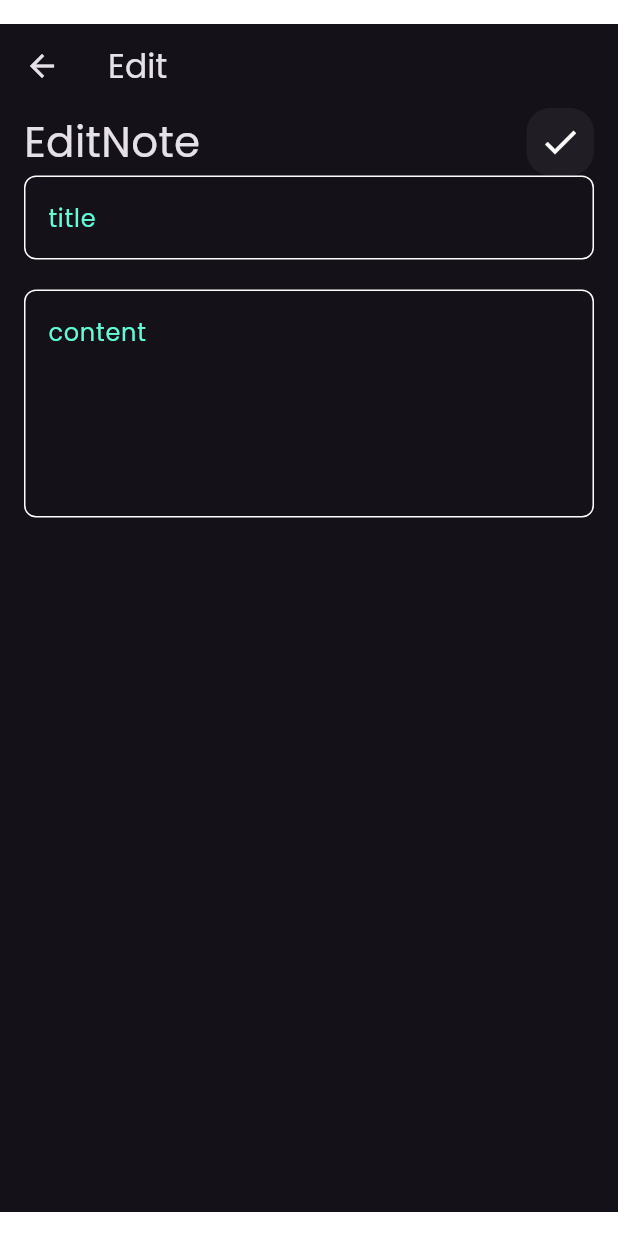
After one commit to mohamedzebib22/Note_App, a Flutter app: the screen it shows after launch, after a tap on "Flutter Tips", on a phone screen of 412 x 824 dp. The commit adds this screen. Run offline on Flutter 3.47's test engine with Material 3 defaults, Android fonts, the phone set to English and light mode, and no system bars.

Commit message:
Create Edit NoteView

```diff
--- a/lib/main.dart
+++ b/lib/main.dart
@@ -1,4 +1,5 @@
 import 'package:flutter/material.dart';
+import 'package:note_app/views/edit_notes.dart';
 import 'package:note_app/views/notes_view.dart';
 import 'package:note_app/views/widgets/notes_veiw_body.dart';
 
@@ -12,6 +13,12 @@ class NoteApp extends StatelessWidget {
   @override
   Widget build(BuildContext context) {
     return MaterialApp(
+      debugShowCheckedModeBanner: false,
+      routes: {
+        EditNotes.id : (context) => EditNotes(),
+        NotesView.id : (context) =>NotesView(),
+      },
+      initialRoute: NotesView.id,
 
       theme: ThemeData(
         brightness: Brightness.dark,
--- /dev/null
+++ b/lib/views/edit_notes.dart
@@ -0,0 +1,29 @@
+import 'package:flutter/material.dart';
+import 'package:note_app/views/widgets/custom_app_bar.dart';
+import 'package:note_app/views/widgets/custom_text_feild.dart';
+
+class EditNotes extends StatelessWidget {
+  const EditNotes({super.key});
+
+  static String id = 'EditNotes';
+  @override
+  Widget build(BuildContext context) {
+    return Padding(
+      padding: const EdgeInsets.symmetric(vertical: 16),
+      child: Scaffold(
+        appBar: AppBar(title: Text('Edit'),),
+        body:  Padding(
+          padding: const EdgeInsets.symmetric(horizontal: 16),
+          child: Column(
+          children: [
+            CustomAppBar(titleNote: 'EditNote' ,  searchIcon: Icons.check,),
+            CustomTextFeild(hint: 'title'),
+            SizedBox(height: 20,),
+            CustomTextFeild(hint: 'content' , maxLines: 5,),
+          ],
+                ),
+        ),
+      ),
+    );
+  }
+}
--- a/lib/views/notes_view.dart
+++ b/lib/views/notes_view.dart
@@ -5,6 +5,7 @@ import 'package:note_app/views/widgets/notes_veiw_body.dart';
 class NotesView extends StatelessWidget {
   const NotesView({super.key});
 
+  static String id = 'NotesView';
   @override
   Widget build(BuildContext context) {
     return Scaffold(
--- a/lib/views/widgets/custom_app_bar.dart
+++ b/lib/views/widgets/custom_app_bar.dart
@@ -3,15 +3,18 @@ import 'package:note_app/views/widgets/custom_search_icon.dart';
 import 'package:note_app/views/widgets/note_item.dart';
 
 class CustomAppBar extends StatelessWidget {
-  const CustomAppBar({super.key});
+  const CustomAppBar({super.key, required this.titleNote, required this.searchIcon});
 
+  final IconData searchIcon;
+  final String titleNote;
   @override
   Widget build(BuildContext context) {
-    return const Row (
+    return  Row (
       children:  [
-        Text('Notes' , style: TextStyle(fontSize: 28),),
+        Text(titleNote ,
+        style: TextStyle(fontSize: 28),),
         Spacer(),
-        CustomSearchIcon(),
+        CustomSearchIcon(search: searchIcon),
 
       ],
     );
--- a/lib/views/widgets/custom_search_icon.dart
+++ b/lib/views/widgets/custom_search_icon.dart
@@ -1,8 +1,9 @@
 import 'package:flutter/material.dart';
 
 class CustomSearchIcon extends StatelessWidget {
-  const CustomSearchIcon({super.key});
+  const CustomSearchIcon({super.key, required this.search});
 
+  final IconData search;
   @override
   Widget build(BuildContext context) {
     return Container(
@@ -13,8 +14,9 @@ class CustomSearchIcon extends StatelessWidget {
         borderRadius: BorderRadius.circular(16)
 
       ),
-      child: const Center(
-        child: Icon(Icons.search , size: 28,),
+      child:  Center(
+        child: Icon(search ,
+        size: 28,),
 
       ),
     );
--- a/lib/views/widgets/note_item.dart
+++ b/lib/views/widgets/note_item.dart
@@ -1,11 +1,16 @@
 import 'package:flutter/material.dart';
+import 'package:note_app/views/edit_notes.dart';
 
 class NoteItem extends StatelessWidget {
   const NoteItem({super.key});
 
   @override
   Widget build(BuildContext context) {
-    return Container(
+    return GestureDetector(
+      onTap: (){
+        Navigator.pushNamed(context, EditNotes.id);
+      },
+      child: Container(
         padding: const EdgeInsets.only(top: 16,bottom: 16 , left: 8),
         decoration: BoxDecoration(
         color: const Color(0xffFFCC80),
@@ -29,6 +34,7 @@ class NoteItem extends StatelessWidget {
               )
           ],
         ),
+      ),
     );
   }
 }
--- a/lib/views/widgets/notes_veiw_body.dart
+++ b/lib/views/widgets/notes_veiw_body.dart
@@ -12,7 +12,7 @@ class NotesViewBody extends StatelessWidget {
       child:  Column(
         children: [
           SizedBox(height: 30,),
-          CustomAppBar(),
+          CustomAppBar(titleNote: 'Notes', searchIcon: Icons.search,),
           Expanded(child: NotesListView()),
         ],
       ),
```
Lines whose indentation alone changed are shown as unchanged.
